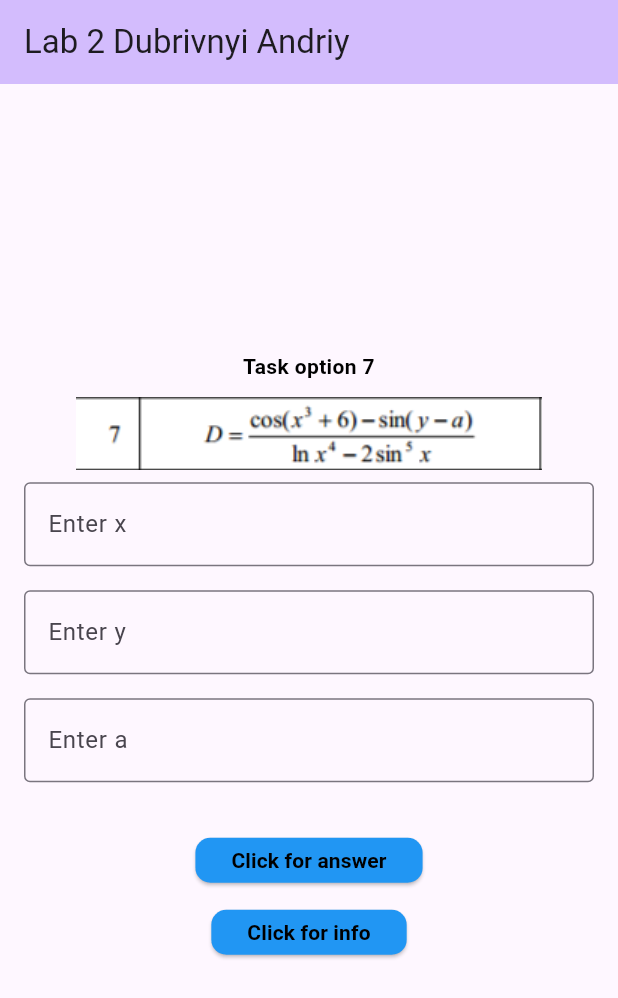
After one commit to AndreyDubrivnyi/labs_mob_dubrivnyi, a Flutter app: the MyHomePage screen opened directly, after a tap on "Lab work 2", on a phone screen of 412 x 824 dp. The commit adds this screen. Shown: the top 998 px of the screen. Run offline on Flutter 3.47's test engine with Material 3 defaults, Android fonts, the phone set to English and light mode, and no system bars.

Commit message:
-second lab

```diff
--- /dev/null
+++ b/lib/lab2.dart
@@ -0,0 +1,222 @@
+import 'dart:math';
+
+import 'package:flutter/material.dart';
+
+class Lab2 extends StatelessWidget {
+  const Lab2({super.key});
+
+  @override
+  Widget build(BuildContext context) {
+    return MaterialApp(
+      theme: ThemeData(
+        colorScheme: ColorScheme.fromSeed(seedColor: Colors.deepPurple),
+        useMaterial3: true,
+      ),
+      home: const MyLab2(title: 'Lab 2 Dubrivnyi Andriy'),
+    );
+  }
+}
+
+class MyLab2 extends StatefulWidget {
+  const MyLab2({super.key, required this.title});
+
+  final String title;
+
+  @override
+  State<MyLab2> createState() => _MyLab2PageState();
+}
+
+class _MyLab2PageState extends State<MyLab2> {
+  bool _infoVisible = false;
+  bool _isButtonVisible = true;
+  String _answer = "";
+
+  final TextEditingController _xController = TextEditingController();
+  final TextEditingController _yController = TextEditingController();
+  final TextEditingController _aController = TextEditingController();
+
+  void outputResponse() {
+    if(getAnswer()) {
+      setState(() {
+        _infoVisible = true;
+      });
+    }
+  }
+  void getInfo(){
+    setState(() {
+      _infoVisible = true;
+      _isButtonVisible = false;
+    });
+  }
+  bool getAnswer(){
+    // Считывание и парсинг данных из контроллеров
+    try {
+      double x = double.parse(_xController.text);
+      double y = double.parse(_yController.text);
+      double a = double.parse(_aController.text);
+      double result = calculateD(x, y, a);
+      setState(() {
+        _answer = "Answer is: $result";
+      });
+      return true;
+    } catch (e) {
+      _answer = "Incorrectly entered values";
+      return false;
+    }
+  }
+  double calculateD(double x, double y, double a) {
+    double numerator = cos(pow(x, 3) + 6) - sin(y - a);
+    double denominator = log(pow(x, 4)) - 2 * sin(pow(x, 5));
+    if (denominator == 0) {
+      throw Exception('Denominator cannot be zero');
+    }
+    return numerator / denominator;
+  }
+
+  @override
+  Widget build(BuildContext context) {
+    return Scaffold(
+      appBar: AppBar(
+        backgroundColor: Theme.of(context).colorScheme.inversePrimary,
+        title: Text(widget.title),
+      ),
+      body: Center(
+        child: Column(
+          mainAxisAlignment: MainAxisAlignment.center,
+          children: <Widget>[
+            const Text(
+              "Task option 7",
+              textAlign: TextAlign.center,
+              style: TextStyle(
+                color: Colors.black,
+                fontWeight: FontWeight.bold,
+              ),
+            ),
+            const SizedBox(height: 10),
+            Image.asset('assets/images/lab2image.png'),
+            Padding(
+              padding: const EdgeInsets.symmetric(horizontal: 16.0, vertical: 8.0),
+              child: TextFormField(
+                controller: _xController,
+                decoration: const InputDecoration(
+                  labelText: 'Enter x',
+                  border: OutlineInputBorder(),
+                ),
+                keyboardType: const TextInputType.numberWithOptions(decimal: true),
+              ),
+            ),
+            Padding(
+              padding: const EdgeInsets.symmetric(horizontal: 16.0, vertical: 8.0),
+              child: TextFormField(
+                controller: _yController,
+                decoration: const InputDecoration(
+                  labelText: 'Enter y',
+                  border: OutlineInputBorder(),
+                ),
+                keyboardType: const TextInputType.numberWithOptions(decimal: true),
+              ),
+            ),
+            Padding(
+              padding: const EdgeInsets.symmetric(horizontal: 16.0, vertical: 8.0),
+              child: TextFormField(
+                controller: _aController,
+                decoration: const InputDecoration(
+                  labelText: 'Enter a',
+                  border: OutlineInputBorder(),
+                ),
+                keyboardType: const TextInputType.numberWithOptions(decimal: true),
+              ),
+            ),
+            const SizedBox(height: 10),
+            Visibility(
+              visible: _infoVisible,
+              child: Text(
+                _answer,
+                textAlign: TextAlign.center,
+                style: const TextStyle(
+                  color: Colors.black,
+                  fontWeight: FontWeight.bold,
+                ),
+              ),
+            ),
+            const SizedBox(height: 10),
+              ElevatedButton(
+                onPressed: () {
+                  FocusScope.of(context).unfocus();
+                  outputResponse();
+                },
+                style: ButtonStyle(
+                  minimumSize: MaterialStateProperty.all(const Size(100, 30)),
+                  backgroundColor: MaterialStateProperty.all(Colors.blue),
+                  shape: MaterialStateProperty.all<RoundedRectangleBorder>(
+                    RoundedRectangleBorder(
+                      borderRadius: BorderRadius.circular(10.0),
+                    ),
+                  ),
+                ),
+                child: const Text(
+                  "Click for answer",
+                  textAlign: TextAlign.center,
+                  style: TextStyle(
+                    color: Colors.black,
+                    fontWeight: FontWeight.bold,
+                  ),
+                ),
+              ),
+            Visibility(
+              visible: _infoVisible,
+              child: const Text(
+                "My name is Andriy Dubrivnyi, I am a student at the Faculty of Computer Science, my group KН 20001Б",
+                textAlign: TextAlign.center,
+                style: TextStyle(
+                  color: Colors.black,
+                  fontWeight: FontWeight.bold,
+                ),
+              ),
+            ),
+            Visibility(
+              visible: _infoVisible,
+              child: SizedBox(
+                width: 250.0,
+                height: 250.0,
+                child: Image.asset('assets/images/lab2me.JPG'),
+              ),
+            ),
+            Visibility(
+              visible: _isButtonVisible,
+              child: ElevatedButton(
+                onPressed: getInfo,
+                style: ButtonStyle(
+                  minimumSize: MaterialStateProperty.all(const Size(100, 30)),
+                  backgroundColor: MaterialStateProperty.all(Colors.blue),
+                  shape: MaterialStateProperty.all<RoundedRectangleBorder>(
+                    RoundedRectangleBorder(
+                      borderRadius: BorderRadius.circular(10.0),
+                    ),
+                  ),
+                ),
+                child: const Text(
+                  "Click for info",
+                  textAlign: TextAlign.center,
+                  style: TextStyle(
+                    color: Colors.black,
+                    fontWeight: FontWeight.bold,
+                  ),
+                ),
+              ),
+            ),
+
+          ],
+        ),
+      ),
+    );
+  }
+  @override
+  void dispose() {
+    // Очистка контроллеров при уничтожении виджета
+    _xController.dispose();
+    _yController.dispose();
+    _aController.dispose();
+    super.dispose();
+  }
+}
--- a/lib/main.dart
+++ b/lib/main.dart
@@ -1,4 +1,8 @@
 import 'package:flutter/material.dart';
+
+import 'lab1.dart';
+import 'lab2.dart';
+
 
 void main() {
   runApp(const MyApp());
@@ -15,7 +19,7 @@ class MyApp extends StatelessWidget {
         colorScheme: ColorScheme.fromSeed(seedColor: Colors.deepPurple),
         useMaterial3: true,
       ),
-      home: const MyHomePage(title: 'Flutter Demo Home Page'),
+      home: const MyHomePage(title: 'All labs'),
     );
   }
 }
@@ -30,12 +34,17 @@ class MyHomePage extends StatefulWidget {
 }
 
 class _MyHomePageState extends State<MyHomePage> {
-  bool _infoVisible = false;
-
-  void giveInfo() {
-    setState(() {
-      _infoVisible = true;
-    });
+  void openLab1() {
+    Navigator.push(
+      context,
+      MaterialPageRoute(builder: (context) => Lab1()),
+    );
+  }
+  void openLab2(BuildContext context){
+    Navigator.push(
+      context,
+      MaterialPageRoute(builder: (context) => Lab2()),
+    );
   }
 
   @override
@@ -49,63 +58,47 @@ class _MyHomePageState extends State<MyHomePage> {
         child: Column(
           mainAxisAlignment: MainAxisAlignment.center,
           children: <Widget>[
-            Visibility(
-              visible: _infoVisible,
+            ElevatedButton(
+              onPressed: openLab1,
+              style: ButtonStyle(
+                minimumSize: MaterialStateProperty.all(const Size(100, 40)),
+                backgroundColor: MaterialStateProperty.all(Colors.blue),
+                shape: MaterialStateProperty.all<RoundedRectangleBorder>(
+                  RoundedRectangleBorder(
+                    borderRadius: BorderRadius.circular(10.0),
+                  ),
+                ),
+
+              ),
               child: const Text(
-                "Прізвище, ім'я та по батькові:\n Andriy Dubrivnyi \n",
-                textAlign: TextAlign.center,
-                style: TextStyle(
-                  color: Colors.black,
-                  fontWeight: FontWeight.bold, // Установка полужирного шрифта
-                ),
-              ), // Первая строка
-            ),
-            Visibility(
-              visible: _infoVisible,
-              child: const Text(
-                "Назва спеціальності, на якій навчаєтесь:\nComputer Science \n",
-                textAlign: TextAlign.center,
-                style: TextStyle(
-                  color: Colors.black,
-                  fontWeight: FontWeight.bold, // Установка полужирного шрифта
-                ),
-              ), // Вторая строка
-            ),
-            Visibility(
-              visible: _infoVisible,
-              child: const Text(
-                "Номер курсу і групи:\n 4 years, KH 20001Б \n ",
+                "Lab work 1",
                 textAlign: TextAlign.center,
                 style: TextStyle(
                   color: Colors.black,
                   fontWeight: FontWeight.bold,
-                  // Установка полужирного шрифта
-                ),
-              ),
-            ),
-            Visibility(
-              visible: _infoVisible,
-              child: const Text(
-                "Чого хотіли би досягти в кінці цього \n навчального курсу:\nI want to improve my Flutter skills \n",
-                textAlign: TextAlign.center,
-                style: TextStyle(
-                  color: Colors.black,
-                  fontWeight: FontWeight.bold, // Установка полужирного шрифта
                 ),
               ),
             ),
             ElevatedButton(
-              onPressed: giveInfo,
+              onPressed: () {
+                openLab2(context);
+              },
               style: ButtonStyle(
-                minimumSize: MaterialStateProperty.all(const Size(200, 70)),
+                minimumSize: MaterialStateProperty.all(const Size(100, 40)),
                 backgroundColor: MaterialStateProperty.all(Colors.blue),
+                shape: MaterialStateProperty.all<RoundedRectangleBorder>(
+                  RoundedRectangleBorder(
+                    borderRadius: BorderRadius.circular(10.0),
+                  ),
+
+                ),
               ),
               child: const Text(
-                "Click for info",
+                "Lab work 2",
                 textAlign: TextAlign.center,
                 style: TextStyle(
                   color: Colors.black,
-                  fontWeight: FontWeight.bold, // Установка полужирного шрифта
+                  fontWeight: FontWeight.bold,
                 ),
               ),
             )
--- a/pubspec.yaml
+++ b/pubspec.yaml
@@ -52,7 +52,9 @@ dev_dependencies:
 
 # The following section is specific to Flutter packages.
 flutter:
-
+  assets:
+    - assets/images/lab2image.png
+    - assets/images/lab2me.JPG
   # The following line ensures that the Material Icons font is
   # included with your application, so that you can use the icons in
   # the material Icons class.
```
Also changed, not shown: lib/lab1.dart (added, +121 -0 lines), assets/images/lab2image.png (added), assets/images/lab2me.JPG (added).
